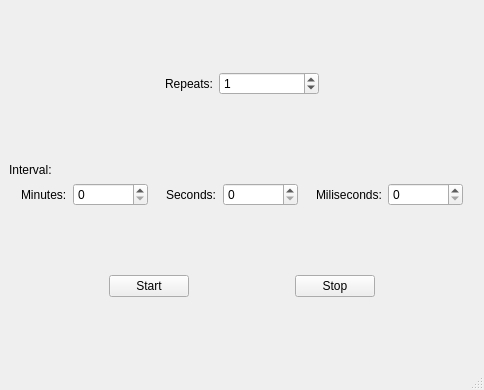
Qt form app/gui/mainwindow.ui (madamskip1/mouse-clicker) before a commit.
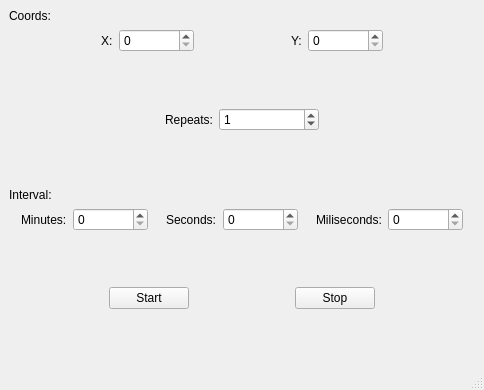
The same form after that commit.

Commit message: Add coords spin boxes

```diff
--- a/app/gui/mainwindow.ui
+++ b/app/gui/mainwindow.ui
@@ -27,6 +27,94 @@
     </size>
    </property>
    <layout class="QVBoxLayout" name="verticalLayout">
+    <item>
+     <layout class="QVBoxLayout" name="verticalLayout_2">
+      <item>
+       <widget class="QLabel" name="CoordsLabel">
+        <property name="text">
+         <string>Coords:</string>
+        </property>
+       </widget>
+      </item>
+      <item>
+       <layout class="QHBoxLayout" name="horizontalLayout_5">
+        <item>
+         <spacer name="horizontalSpacer_10">
+          <property name="orientation">
+           <enum>Qt::Orientation::Horizontal</enum>
+          </property>
+          <property name="sizeHint" stdset="0">
+           <size>
+            <width>40</width>
+            <height>20</height>
+           </size>
+          </property>
+         </spacer>
+        </item>
+        <item>
+         <widget class="QLabel" name="CoordsXLabel">
+          <property name="text">
+           <string>X:</string>
+          </property>
+         </widget>
+        </item>
+        <item>
+         <widget class="QSpinBox" name="CoordsXSpinBox">
+          <property name="minimumSize">
+           <size>
+            <width>75</width>
+            <height>0</height>
+           </size>
+          </property>
+         </widget>
+        </item>
+        <item>
+         <spacer name="horizontalSpacer_12">
+          <property name="orientation">
+           <enum>Qt::Orientation::Horizontal</enum>
+          </property>
+          <property name="sizeHint" stdset="0">
+           <size>
+            <width>40</width>
+            <height>20</height>
+           </size>
+          </property>
+         </spacer>
+        </item>
+        <item>
+         <widget class="QLabel" name="CoordsYLabel">
+          <property name="text">
+           <string>Y:</string>
+          </property>
+         </widget>
+        </item>
+        <item>
+         <widget class="QSpinBox" name="CoordsYSpinBox">
+          <property name="minimumSize">
+           <size>
+            <width>75</width>
+            <height>0</height>
+           </size>
+          </property>
+         </widget>
+        </item>
+        <item>
+         <spacer name="horizontalSpacer_11">
+          <property name="orientation">
+           <enum>Qt::Orientation::Horizontal</enum>
+          </property>
+          <property name="sizeHint" stdset="0">
+           <size>
+            <width>40</width>
+            <height>20</height>
+           </size>
+          </property>
+         </spacer>
+        </item>
+       </layout>
+      </item>
+     </layout>
+    </item>
     <item>
      <spacer name="verticalSpacer_2">
       <property name="orientation">
```
The commit also changes 1 other file.
